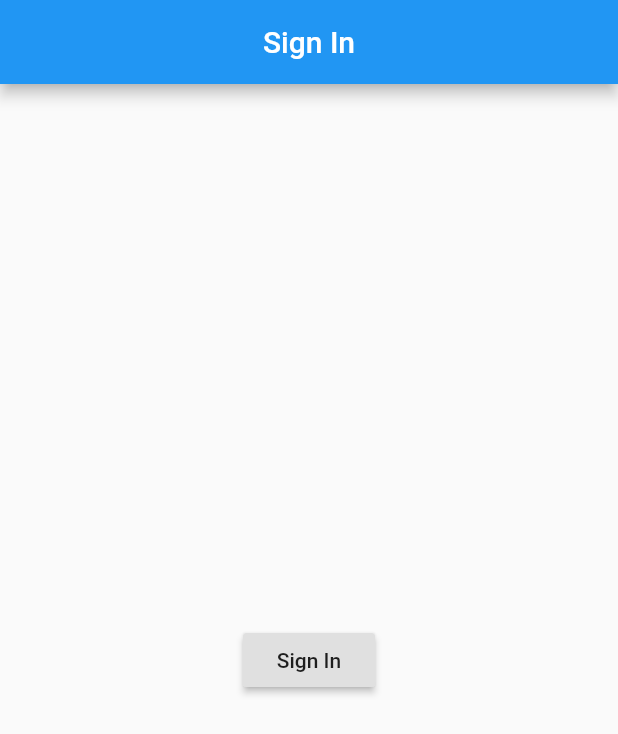
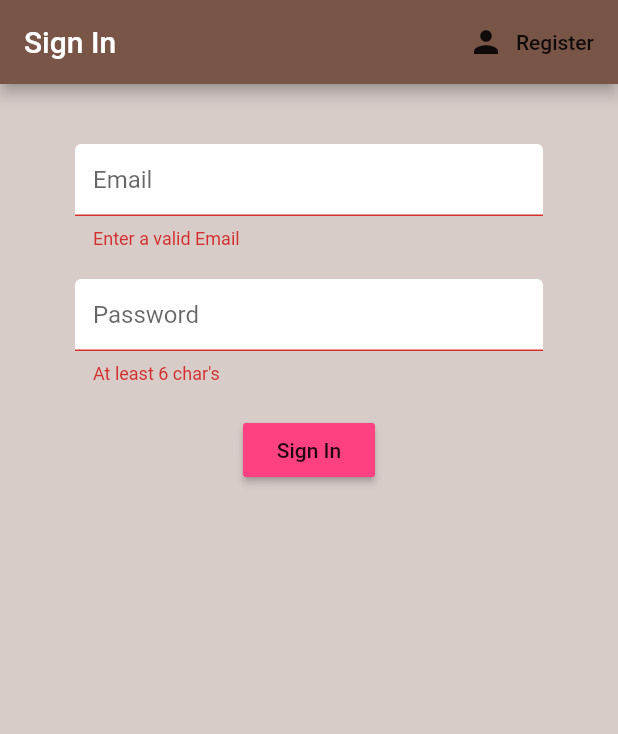
Before and after one commit to ashishkhuraishy/BrewCrew, a Flutter app: the screen it shows after launch, after a tap on "Sign In", on a phone screen of 412 x 824 dp. Shown: the top 734 px of the screen. Run offline on Flutter 3.47's test engine with Material 2 defaults, Android fonts, the phone set to English and light mode, and no system bars; our stand-ins replace firebase_auth, flutter_spinkit; accounts and stored records are empty.

Commit message:
registration and sign in form completed

```diff
--- a/lib/Screens/Authentication/authentication.dart
+++ b/lib/Screens/Authentication/authentication.dart
@@ -1,9 +1,23 @@
+import 'package:brewcrew/Screens/Authentication/register.dart';
 import 'package:brewcrew/Screens/Authentication/signin.dart';
 import 'package:flutter/material.dart';
 
-class Authentication extends StatelessWidget {
+class Authentication extends StatefulWidget {
+  @override
+  _AuthenticationState createState() => _AuthenticationState();
+}
+
+class _AuthenticationState extends State<Authentication> {
+  bool isSignedIn = true;
+
+  void toggle() {
+    setState(() {
+      isSignedIn = !isSignedIn;
+    });
+  }
+
   @override
   Widget build(BuildContext context) {
-    return SignIn();
+    return isSignedIn ? SignIn(toggle: toggle) : Register(toggle: toggle);
   }
 }
--- a/lib/Screens/Authentication/signin.dart
+++ b/lib/Screens/Authentication/signin.dart
@@ -1,7 +1,11 @@
 import 'package:brewcrew/Services/auth_service.dart';
+import 'package:brewcrew/Shared/constants.dart';
+import 'package:brewcrew/Shared/loading.dart';
 import 'package:flutter/material.dart';
 
 class SignIn extends StatefulWidget {
+  final Function toggle;
+  SignIn({this.toggle});
   @override
   _SignInState createState() => _SignInState();
 }
@@ -9,27 +13,88 @@ class SignIn extends StatefulWidget {
 class _SignInState extends State<SignIn> {
 
   final AuthService _authService = AuthService();
+  final _formKey = GlobalKey<FormState>();
+
+  //Text Field Values
+  String email = '';
+  String password = '';
+
+  //helper variables
+  String error = '';
+  bool loading = false;
 
   @override
   Widget build(BuildContext context) {
-    return Scaffold(
+    return loading ?Loading():Scaffold(
       appBar: AppBar(
         title: Text("Sign In"),
-        centerTitle: true,
+        actions: <Widget>[
+          FlatButton.icon(
+            label: Text("Register"),
+            icon: Icon(Icons.person),
+            onPressed: (){
+              widget.toggle();
+            },
+          )
+        ],
+        backgroundColor: Colors.brown,
       ),
-      body: Center(
-        child: RaisedButton(
+      body: Container(
+        color: Colors.brown[100],
+        padding: EdgeInsets.symmetric(vertical: 20.0, horizontal: 50.0),
+        child: Form(
+          key: _formKey,
+          child: Column(
+            children: <Widget>[
+              SizedBox(height: 20.0,),
+              TextFormField(
+                decoration: textInputDecoration.copyWith(
+                  hintText: "Email"
+                ),
+                validator: (val) => val.isEmpty ? "Enter a valid Email" : null,
+                onChanged: (val){
+                  email = val;
+                },
+              ),
+              SizedBox(height: 20.0,),
+              TextFormField(
+                decoration: textInputDecoration.copyWith(
+                  hintText: "Password"
+                ),
+                validator: (val) => val.length < 6 ? "At least 6 char's" : null,
+                obscureText: true,
+                onChanged: (val){
+                  setState(() {
+                    password = val;
+                  });
+                },
+              ),
+              SizedBox(height: 20.0,),
+              RaisedButton(
+                color: Colors.pinkAccent,
                 child: Text("Sign In"),
                 onPressed: ()async{
-            dynamic result = await _authService.signInAnon();
+                  if(_formKey.currentState.validate()){
+                    setState(() => loading = true);
+                    dynamic result = await _authService.signInWithEmailAndPassword(email, password);
                     if(result == null){
-              print("Failed");
-            }else{
-              print("Signed In");
-              print(result.uid);
+                      setState(() {
+                        error = "Couldn't Find User\nTry Registering or check credentials";
+                        loading = false;
+                        });
                     }
+                  }
+                  print("Email $email Password $password");
                 },
               ),
+              Text(
+                  error,
+                  style: TextStyle(color: Colors.red, fontWeight: FontWeight.w100, fontSize: 12.0),
+                )
+            ],
+          )
+
+        )
       ),
     );
   }
--- a/lib/Services/auth_service.dart
+++ b/lib/Services/auth_service.dart
@@ -26,6 +26,30 @@ class AuthService{
     }
   }
 
+  //Method to Register in with email & password
+  Future registerWithEmailAndPassword(String email, String password)async{
+    try {
+      AuthResult result = await _auth.createUserWithEmailAndPassword(email: email, password: password);
+      FirebaseUser user = result.user;
+      return _getUser(user);
+    } catch (e) {
+      print(e.toString());
+      return null;
+    }
+  }
+
+  //Method to SignIn with email & password
+  Future signInWithEmailAndPassword(String email, String password) async {
+    try {
+      AuthResult result = await _auth.signInWithEmailAndPassword(email:  email, password:  password);
+      FirebaseUser user = result.user;
+      return _getUser(user);
+    } catch (e) {
+      print((e.toString()));
+      return null;
+    }
+  }
+
 
   //Method to Sign Out
   Future signOut() async{
--- /dev/null
+++ b/lib/Shared/constants.dart
@@ -0,0 +1,13 @@
+import 'package:flutter/material.dart';
+
+const textInputDecoration = InputDecoration(
+
+  fillColor: Colors.white,
+  filled: true,
+  focusedBorder: OutlineInputBorder(
+    borderSide: BorderSide(color: Colors.pinkAccent, width: 2.0),
+  ),
+  enabledBorder: OutlineInputBorder(
+    borderSide: BorderSide(color: Colors.white, width: 2.0),
+  )
+);
--- a/lib/main.dart
+++ b/lib/main.dart
@@ -12,6 +12,7 @@ class MyApp extends StatelessWidget {
     return StreamProvider<User>.value(
       value: AuthService().user,
       child: MaterialApp(
+        debugShowCheckedModeBanner: false,
         title: 'BreW Crew',
         home: Wrapper(),
       ),
--- a/pubspec.yaml
+++ b/pubspec.yaml
@@ -26,6 +26,7 @@ dependencies:
   cupertino_icons: ^0.1.2
   firebase_auth: ^0.15.1
   cloud_firestore: ^0.12.11
+  flutter_spinkit: "^4.1.0"
 
 dev_dependencies:
   flutter_test:
```
Also changed, not shown: lib/Screens/Authentication/register.dart (added, +102 -0 lines), lib/Shared/loading.dart (added, +22 -0 lines), pubspec.lock. Lines whose indentation alone changed are shown as unchanged.
